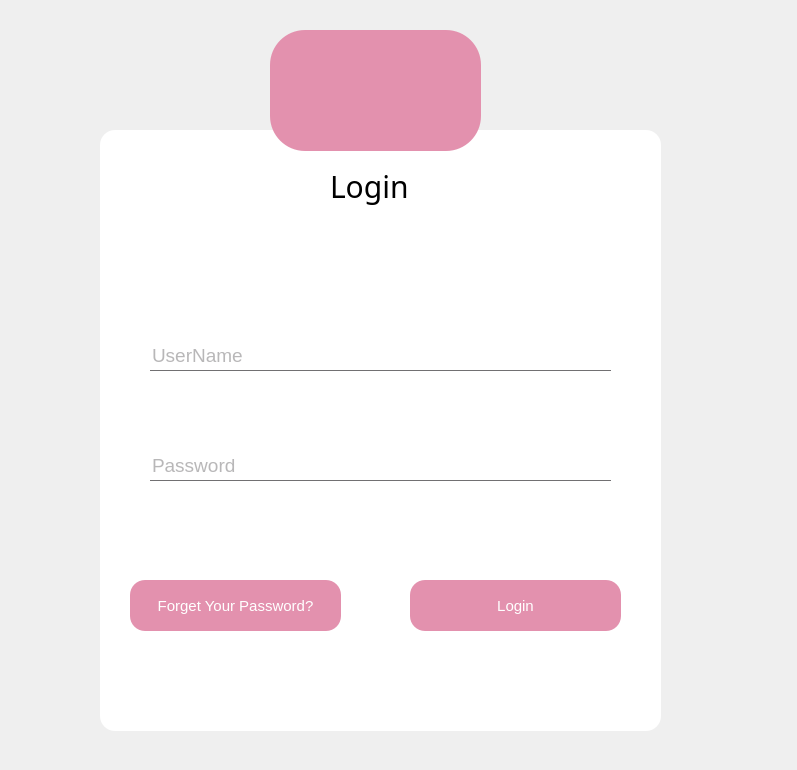
This is TeamUp/UIdesgin/logIn.ui in Haythem-Jaidane/TeamUp as Qt 5 draws it before an edit. The edited form follows.
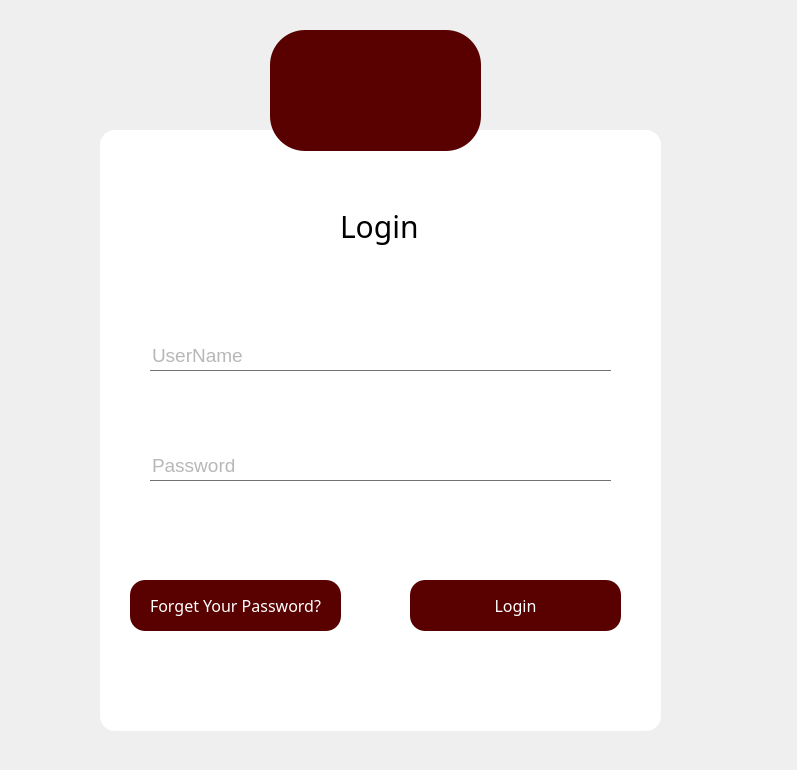
This is the edited form. Icons and pictures are not drawn.

What changed in the file:
```diff
--- a/TeamUp/UIdesgin/logIn.ui
+++ b/TeamUp/UIdesgin/logIn.ui
@@ -13,6 +13,12 @@
   <property name="windowTitle">
    <string>MainWindow</string>
   </property>
+  <property name="autoFillBackground">
+   <bool>false</bool>
+  </property>
+  <property name="styleSheet">
+   <string notr="true">color:#591B1B;</string>
+  </property>
   <widget class="QWidget" name="centralwidget">
    <widget class="QPushButton" name="pushButton_8">
     <property name="geometry">
@@ -31,7 +37,7 @@
     <property name="styleSheet">
      <string notr="true">*{
 border-radius: 35px;
-background:#E391AE
+background:#590000;
 }</string>
     </property>
     <property name="text">
@@ -141,14 +147,16 @@
      </property>
      <property name="font">
       <font>
-       <pointsize>11</pointsize>
+       <family>Berlin Sans FB</family>
+       <pointsize>12</pointsize>
+       <bold>false</bold>
       </font>
      </property>
      <property name="styleSheet">
       <string notr="true">*{
 color:white;
 border-radius: 15px;
-background:#E391AE;
+background:#590000;
 }
 
 *:hover
@@ -165,21 +173,20 @@
     <widget class="QLabel" name="label_5">
      <property name="geometry">
       <rect>
-       <x>230</x>
-       <y>30</y>
+       <x>240</x>
+       <y>70</y>
        <width>91</width>
        <height>51</height>
       </rect>
      </property>
      <property name="font">
       <font>
-       <family>century gothic</family>
+       <family>Berlin Sans FB</family>
        <pointsize>-1</pointsize>
       </font>
      </property>
      <property name="styleSheet">
       <string notr="true">*{
-    font-family:century gothic;
     font-size:30px;
 	color:black;
 }
@@ -270,14 +277,16 @@
      </property>
      <property name="font">
       <font>
-       <pointsize>11</pointsize>
+       <family>Berlin Sans FB</family>
+       <pointsize>12</pointsize>
+       <bold>false</bold>
       </font>
      </property>
      <property name="styleSheet">
       <string notr="true">*{
 color:white;
 border-radius: 15px;
-background:#E391AE;
+background:#590000;
 }
 
 *:hover
```
Left out of the diff: 2 changed lines with no effect on the pictures.
